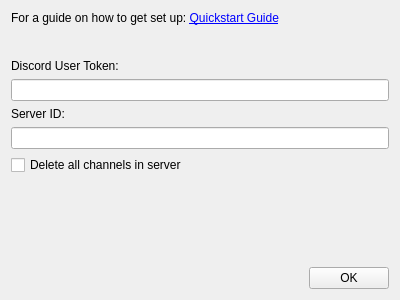
Above: src/main/python/gui/settings.ui from darenliang/dsgui before the change. Below: the same form after it.
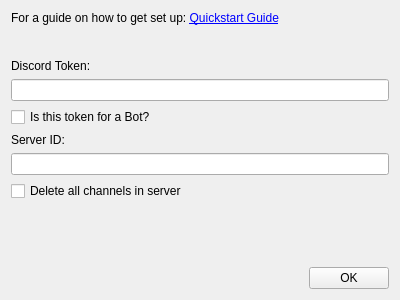
That is the form after the change.

Diff of the .ui file:
```diff
--- a/src/main/python/gui/settings.ui
+++ b/src/main/python/gui/settings.ui
@@ -38,7 +38,7 @@
      <item>
       <widget class="QLabel" name="userTokenLabel">
        <property name="text">
-        <string>Discord User Token:</string>
+        <string>Discord Token:</string>
        </property>
       </widget>
      </item>
@@ -49,6 +49,13 @@
        </property>
       </widget>
      </item>
+     <item>
+      <widget class="QCheckBox" name="botBox">
+       <property name="text">
+        <string>Is this token for a Bot?</string>
+       </property>
+      </widget>
+     </item>
      <item>
       <widget class="QLabel" name="serverIDLabel">
        <property name="text">
```
